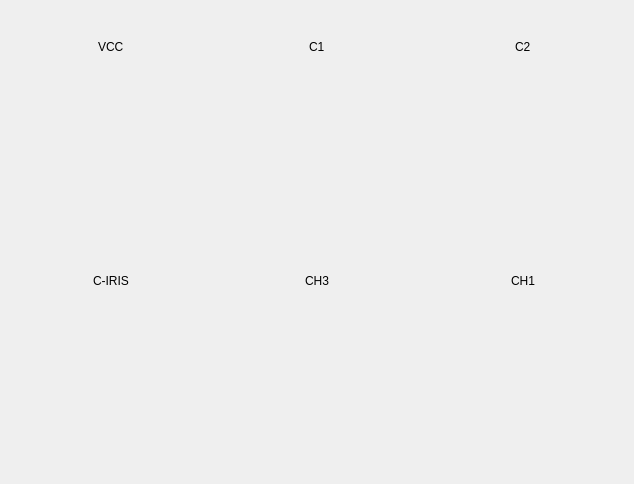
Qt form examples/image_view/many_images.ui (slaclab/pydm) before a commit.
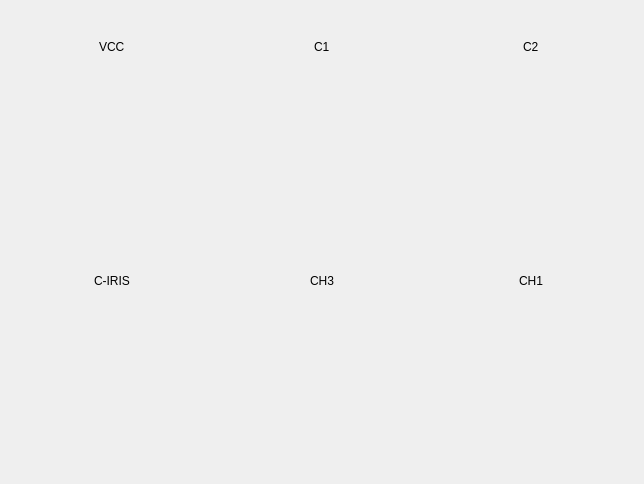
The same form after that commit. Custom widgets are drawn as their Qt base class.

Diff of the .ui file:
```diff
--- a/examples/image_view/many_images.ui
+++ b/examples/image_view/many_images.ui
@@ -6,7 +6,7 @@
    <rect>
     <x>0</x>
     <y>0</y>
-    <width>630</width>
+    <width>644</width>
     <height>484</height>
    </rect>
   </property>
```
Left out of the diff: 2 changed lines with no effect on the pictures.
